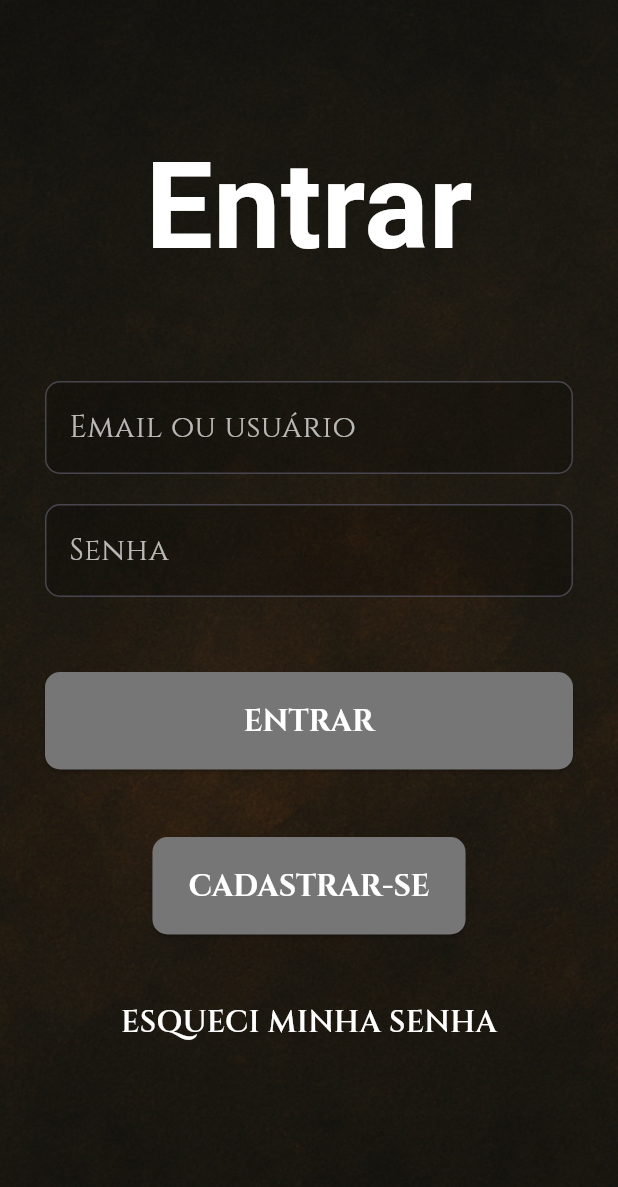
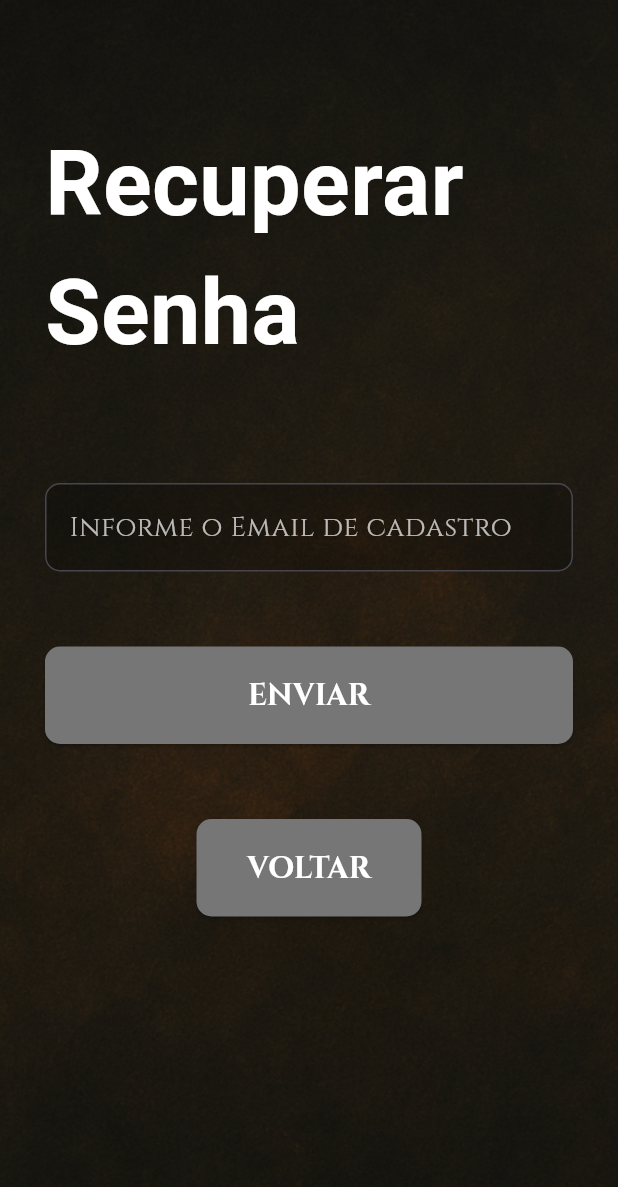
Before and after one commit to NayaStephanie/rpg-projeto, a Flutter app: the screen it shows after launch, after a tap on "ESQUECI MINHA SENHA", on a phone screen of 412 x 824 dp. Shown: the top 1187 px of the screen. Run offline on Flutter 3.47's test engine with Material 3 defaults, Android fonts, the phone set to English and light mode, and no system bars; our stand-ins replace device_preview, get_it, google_fonts.

Commit message:
Feat: criação tela recuperar senha e acrescimo imagens

```diff
--- a/lib/main.dart
+++ b/lib/main.dart
@@ -6,6 +6,7 @@ import 'screens/home/home_screen.dart';
 import 'screens/character/race_list_screen.dart';
 import 'screens/about/about_screen.dart';
 import 'package:device_preview/device_preview.dart';
+import 'package:app_rpg/screens/recuperar/recuperar_senha_screen.dart';
 // ignore: unused_import
 import 'package:get_it/get_it.dart';
 
@@ -34,6 +35,7 @@ class MyApp extends StatelessWidget {
         AppRoutes.home: (_) => const HomeScreen(),
         AppRoutes.races: (_) => const RaceListScreen(),
         AppRoutes.about: (_) => const AboutScreen(), // Substituído pela tela Sobre
+        AppRoutes.recuperarSenha: (_) => const RecuperarSenhaScreen(), // Adicionada a rota para Recuperar Senha
       },
     );
   }
--- a/lib/screens/auth/login_screen.dart
+++ b/lib/screens/auth/login_screen.dart
@@ -120,7 +120,9 @@ class LoginScreen extends StatelessWidget {
 
                 // Esqueci minha senha
                 GestureDetector(
-                  onTap: () {},
+                  onTap: () {
+                    Navigator.pushNamed(context, '/recuperarSenha');
+                  },
                   child: Text(
                     "ESQUECI MINHA SENHA",
                     style: GoogleFonts.cinzel(
--- a/lib/screens/home/home_screen.dart
+++ b/lib/screens/home/home_screen.dart
@@ -34,7 +34,7 @@ class HomeScreen extends StatelessWidget {
                 Text(
                   "RPGo!",
                   style: GoogleFonts.jimNightshade(
-                    fontSize: 60,
+                    fontSize: 80,
                     color: Colors.white,
                     fontWeight: FontWeight.bold,
                   ),
--- /dev/null
+++ b/lib/screens/recuperar/recuperar_senha_screen.dart
@@ -0,0 +1,116 @@
+import 'package:flutter/material.dart';
+import 'package:google_fonts/google_fonts.dart';
+
+class RecuperarSenhaScreen extends StatelessWidget {
+  const RecuperarSenhaScreen({super.key});
+
+  @override
+  Widget build(BuildContext context) {
+    final TextEditingController emailController = TextEditingController();
+
+    return Scaffold(
+      body: Stack(
+        fit: StackFit.expand,
+        children: [
+          // Fundo com imagem ou cor
+          Image.asset(
+            "lib/assets/images/image_fundo.png", // use a mesma textura das outras telas
+            fit: BoxFit.cover,
+          ),
+
+
+          // Conteúdo
+          Padding(
+            padding: const EdgeInsets.symmetric(horizontal: 30, vertical: 80),
+            child: Column(
+              crossAxisAlignment: CrossAxisAlignment.center,
+              children: [
+                // Título
+                Text(
+                  "Recuperar Senha",
+                  style: GoogleFonts.jimNightshade(
+                    fontSize: 60,
+                    color: Colors.white,
+                    fontWeight: FontWeight.bold,
+                  ),
+                ),
+                const SizedBox(height: 70),
+
+                // Campo de email
+                TextField(
+                  controller: emailController,
+                  style: GoogleFonts.cinzel(color: Colors.white, fontSize: 18),
+                  decoration: InputDecoration(
+                    hintText: "Informe o Email de cadastro",
+                    hintStyle: const TextStyle(color: Colors.white70),
+                    filled: true,
+                    fillColor: Colors.black.withAlpha((0.20 * 255).toInt()),
+                    border: OutlineInputBorder(
+                      borderRadius: BorderRadius.circular(10),
+                      borderSide: const BorderSide(color: Colors.white),
+                    ),
+                  ),
+                ),
+                const SizedBox(height: 50),
+
+                // Botão ENVIAR
+                SizedBox(
+                  width: double.infinity,
+                  child: ElevatedButton(
+                  style: ElevatedButton.styleFrom(
+                    backgroundColor: const Color(0xFF767676),
+                    foregroundColor: Colors.white,
+                    minimumSize:  Size(double.infinity, 65),
+                    shape: RoundedRectangleBorder(
+                      borderRadius: BorderRadius.circular(10),
+                    ),
+                    textStyle: GoogleFonts.cinzel(
+                      fontWeight: FontWeight.bold,
+                      fontSize: 20,
+                    ),
+                  ),
+                    onPressed: () {
+                      // depois você adiciona a lógica de verificação do email
+                      ScaffoldMessenger.of(context).showSnackBar(
+                        const SnackBar(
+                          content: Text("Verificação de email em desenvolvimento..."),
+                        ),
+                      );
+                    },
+                    child: const Text("ENVIAR"),
+                  ),
+                ),
+
+                const SizedBox(height: 50),
+
+                // Botão VOLTAR
+                SizedBox(
+                  width: 150,
+                  child: ElevatedButton(
+                  style: ElevatedButton.styleFrom(
+                    backgroundColor: const Color(0xFF767676),
+                    foregroundColor: Colors.white,
+                    minimumSize: const Size(200, 65),
+                    shape: RoundedRectangleBorder(
+                      borderRadius: BorderRadius.circular(10),
+
+                    ),
+                    textStyle: GoogleFonts.cinzel(
+                      fontWeight: FontWeight.bold,
+                      fontSize: 20,
+                    ),
+                  ),
+                    onPressed: () {
+                      Navigator.pop(context); // volta para tela anterior
+                    },
+                    child: const Text("VOLTAR"),
+                  ),
+                ),
+              ],
+            ),
+          ),
+        ],
+      ),
+    );
+  }
+}
--- a/lib/utils/app_routes.dart
+++ b/lib/utils/app_routes.dart
@@ -5,4 +5,5 @@ class AppRoutes {
   static const home = '/home';
   static const races = '/races';
   static const about = '/about';
+  static const recuperarSenha = '/recuperarSenha'; // Rota para a tela de Recuperar Senha
 }
```
Also changed, not shown: lib/assets/images/image_dracon_2.png (added), lib/assets/images/image_dracon_3.png (added), lib/assets/images/image_dracon_4.png (added), lib/assets/images/image_dracon_5.png (added), lib/assets/images/image_dracon_6.png (added).
